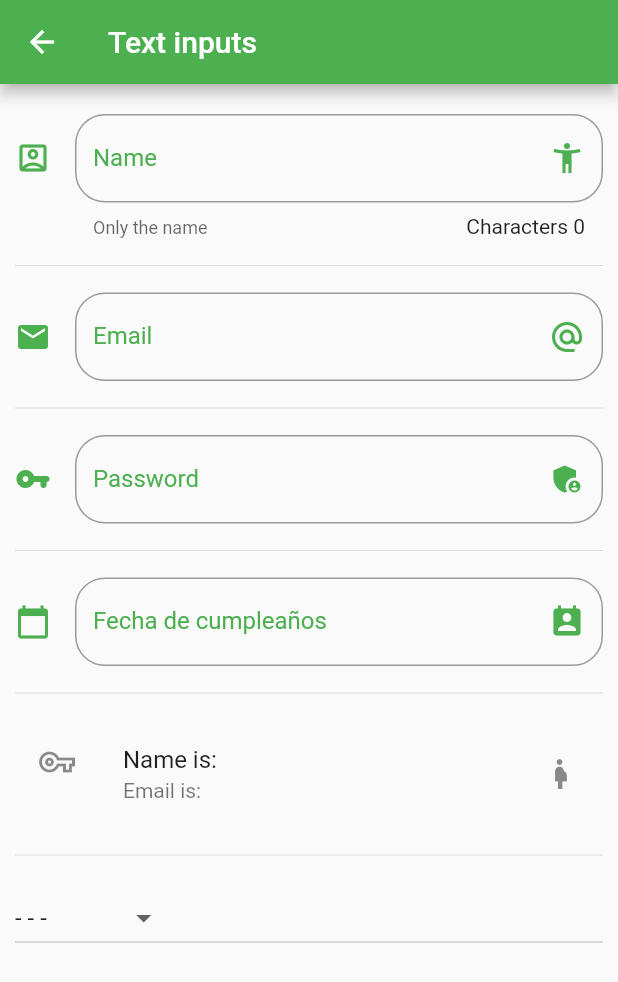
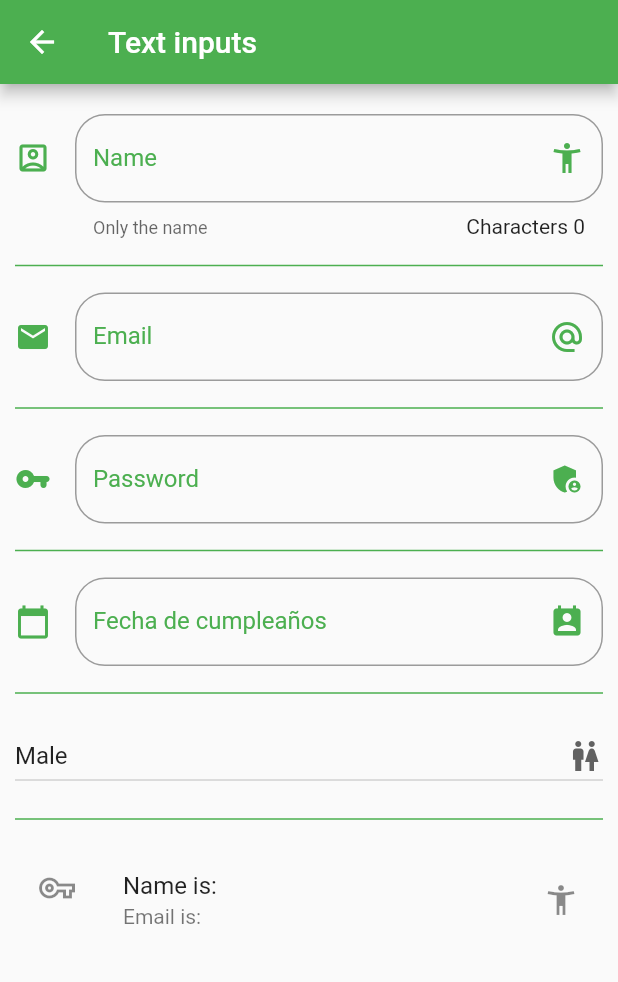
Before and after one commit to Jhonsebas77/udemy-flutter-components, a Flutter app: the screen it shows after launch, after a tap on "Inputs", on a phone screen of 412 x 824 dp. Shown: the top 982 px of the screen. Run offline on Flutter 3.47's test engine with Material 2 defaults, Android fonts, the phone set to English and light mode, and no system bars; network calls fail.

Commit message:
Enhance the Dropdown style

```diff
--- a/lib/main.dart
+++ b/lib/main.dart
@@ -10,6 +10,7 @@ class MyApp extends StatelessWidget {
   @override
   Widget build(BuildContext context) {
     return MaterialApp(
+      color: Colors.green,
       title: 'Component App',
       debugShowCheckedModeBanner: false,
       initialRoute: '/',
--- a/lib/src/pages/home_page.dart
+++ b/lib/src/pages/home_page.dart
@@ -9,7 +9,7 @@ class HomePage extends StatelessWidget {
   Widget build(BuildContext context) {
     return Scaffold(
       appBar: AppBar(
-        title: Text('Componetes'),
+        title: Text('Components'),
         backgroundColor: Colors.green,
       ),
       body: _buildList(),
--- a/lib/src/pages/inputs_page/inputs_page.dart
+++ b/lib/src/pages/inputs_page/inputs_page.dart
@@ -16,12 +16,11 @@ class _InputsPageState extends State<InputsPage> {
   String _email;
   String _password = '';
   String _date = '';
-  String _selectOption = '- - -';
+  String _selectOption = 'Male';
 
   List<String> _gender = [
-    'Masculino',
-    'Femenino',
-    '- - -',
+    'Male',
+    'Female',
   ];
 
   TextEditingController _inputFieldDateController = new TextEditingController();
@@ -49,9 +48,9 @@ class _InputsPageState extends State<InputsPage> {
           _buildDivider(),
           _buildDatePicker(),
           _buildDivider(),
+          _buildDropDown(),
+          _buildDivider(),
           _buildPerson(),
-          _buildDivider(),
-          _buildDropDown(),
         ],
       ),
     );
@@ -62,7 +61,10 @@ class _InputsPageState extends State<InputsPage> {
           SizedBox(
             height: 10,
           ),
-          Divider(),
+          Divider(
+            thickness: 1,
+            color: Colors.green,
+          ),
           SizedBox(
             height: 10,
           ),
@@ -93,9 +95,9 @@ class _InputsPageState extends State<InputsPage> {
           : Icon(
               Icons.vpn_key_outlined,
             ),
-      trailing: _selectOption == 'Masculino'
+      trailing: _selectOption == 'Male'
           ? Icon(
-              Icons.verified_user,
+              Icons.accessibility_new,
             )
           : Icon(
               Icons.pregnant_woman,
@@ -174,7 +176,6 @@ class _InputsPageState extends State<InputsPage> {
   List<DropdownMenuItem<String>> getOptionDropdown() {
     List<DropdownMenuItem<String>> _list = new List();
     _gender.forEach((_power) {
-      print('_power: $_power ');
       _list.add(
         DropdownMenuItem(
           child: Text(
@@ -195,8 +196,11 @@ class _InputsPageState extends State<InputsPage> {
         setState(() {
           _selectOption = _opt;
         });
-        print(_opt);
       },
+      icon: Icon(
+        Icons.wc,
+      ),
+      isExpanded: true,
     );
   }
 }
```
